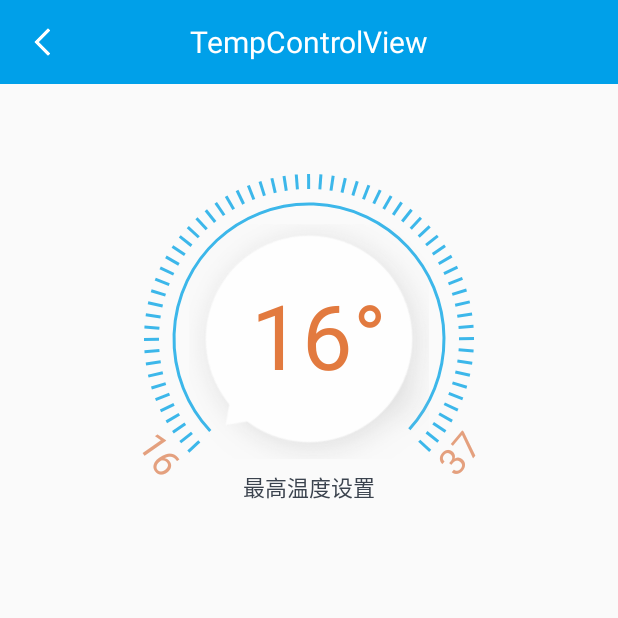
After one commit to I494941/MyDemo, an Android app: the TempControlViewActivity screen opened directly, with no data from a screen before it, on a phone screen of 412 x 824 dp, the top half of it. The commit adds this screen. Run offline under Robolectric (Android 15) with nearby library versions, the phone set to English and light mode, and no system bars; our stand-ins replace ButterKnife; libraries missing offline, so code that uses them is left out: com.readystatesoftware.systembartint.

Commit message:
TempControlView

```diff
--- a/app/src/main/AndroidManifest.xml
+++ b/app/src/main/AndroidManifest.xml
@@ -44,5 +44,9 @@
         <activity
             android:name=".activitys.fourLevelLinkage.FourLevelLinkageActivity"
             android:screenOrientation="portrait" />
+        <!--TempControlView-->
+        <activity
+            android:name=".activitys.tempControlView.TempControlViewActivity"
+            android:screenOrientation="portrait" />
     </application>
 </manifest>
--- a/app/src/main/java/com/example/a94941/mydemo/MainActivity.java
+++ b/app/src/main/java/com/example/a94941/mydemo/MainActivity.java
@@ -8,6 +8,7 @@ import com.example.a94941.mydemo.activitys.dropDownMenu.DropDownMenuActivity;
 import com.example.a94941.mydemo.activitys.fourLevelLinkage.FourLevelLinkageActivity;
 import com.example.a94941.mydemo.activitys.superTextView.SuperTextViewActivity;
 import com.example.a94941.mydemo.activitys.superTextViewDemo.SuperTextViewDemoActivity;
+import com.example.a94941.mydemo.activitys.tempControlView.TempControlViewActivity;
 import com.example.a94941.mydemo.activitys.viewPagerCards.ViewPagerCardsActivity;
 import com.example.a94941.mydemo.base.BaseAppManager;
 import com.example.a94941.mydemo.base.BaseToolbarActivity;
@@ -51,6 +52,10 @@ public class MainActivity extends BaseToolbarActivity {
         readyGo(FourLevelLinkageActivity.class);
     }
 
+    public void tempControlView(View view) {
+        readyGo(TempControlViewActivity.class);
+    }
+
     private long firstTime = 0;
 
     /**
--- /dev/null
+++ b/app/src/main/java/com/example/a94941/mydemo/activitys/tempControlView/TempControlView.java
@@ -0,0 +1,464 @@
+package com.example.a94941.mydemo.activitys.tempControlView;
+
+import android.content.Context;
+import android.graphics.Bitmap;
+import android.graphics.BitmapFactory;
+import android.graphics.Canvas;
+import android.graphics.Color;
+import android.graphics.Matrix;
+import android.graphics.Paint;
+import android.graphics.PaintFlagsDrawFilter;
+import android.graphics.RectF;
+import android.util.AttributeSet;
+import android.util.TypedValue;
+import android.view.MotionEvent;
+import android.view.View;
+
+import com.example.a94941.mydemo.R;
+/**
+ * Created by 94941 on 2018/1/3.
+ */
+public class TempControlView extends View {
+
+    // 控件宽
+    private int width;
+    // 控件高
+    private int height;
+    // 刻度盘半径
+    private int dialRadius;
+    // 圆弧半径
+    private int arcRadius;
+    // 刻度高
+    private int scaleHeight = dp2px(10);
+    // 刻度盘画笔
+    private Paint dialPaint;
+    // 圆弧画笔
+    private Paint arcPaint;
+    // 标题画笔
+    private Paint titlePaint;
+    // 温度标识画笔
+    private Paint tempFlagPaint;
+    // 旋转按钮画笔
+    private Paint buttonPaint;
+    // 温度显示画笔
+    private Paint tempPaint;
+    // 文本提示
+    private String title = "最高温度设置";
+    // 温度
+    private int temperature = 15;
+    // 最低温度
+    private int minTemp = 15;
+    // 最高温度
+    private int maxTemp = 30;
+    // 四格代表温度1度
+    private int angleRate = 4;
+    // 每格的角度
+    private float angleOne = (float) 270 / (maxTemp - minTemp) / angleRate;
+    // 按钮图片
+    private Bitmap buttonImage = BitmapFactory.decodeResource(getResources(),
+            R.mipmap.btn_rotate);
+    // 按钮图片阴影
+    private Bitmap buttonImageShadow = BitmapFactory.decodeResource(getResources(),
+            R.mipmap.btn_rotate_shadow);
+    // 抗锯齿
+    private PaintFlagsDrawFilter paintFlagsDrawFilter;
+    // 温度改变监听
+    private OnTempChangeListener onTempChangeListener;
+    // 控件点击监听
+    private OnClickListener onClickListener;
+
+    // 以下为旋转按钮相关
+
+    // 当前按钮旋转的角度
+    private float rotateAngle;
+    // 当前的角度
+    private float currentAngle;
+
+    public TempControlView(Context context) {
+        this(context, null);
+    }
+
+    public TempControlView(Context context, AttributeSet attrs) {
+        this(context, attrs, 0);
+    }
+
+    public TempControlView(Context context, AttributeSet attrs, int defStyleAttr) {
+        super(context, attrs, defStyleAttr);
+        init();
+    }
+
+    private void init() {
+        dialPaint = new Paint();
+        dialPaint.setAntiAlias(true);
+        dialPaint.setStrokeWidth(dp2px(2));
+        dialPaint.setStyle(Paint.Style.STROKE);
+
+        arcPaint = new Paint();
+        arcPaint.setAntiAlias(true);
+        arcPaint.setColor(Color.parseColor("#3CB7EA"));
+        arcPaint.setStrokeWidth(dp2px(2));
+        arcPaint.setStyle(Paint.Style.STROKE);
+
+        titlePaint = new Paint();
+        titlePaint.setAntiAlias(true);
+        titlePaint.setTextSize(sp2px(15));
+        titlePaint.setColor(Color.parseColor("#3B434E"));
+        titlePaint.setStyle(Paint.Style.STROKE);
+
+        tempFlagPaint = new Paint();
+        tempFlagPaint.setAntiAlias(true);
+        tempFlagPaint.setTextSize(sp2px(25));
+        tempFlagPaint.setColor(Color.parseColor("#E4A07E"));
+        tempFlagPaint.setStyle(Paint.Style.STROKE);
+
+        buttonPaint = new Paint();
+        tempFlagPaint.setAntiAlias(true);
+        paintFlagsDrawFilter = new PaintFlagsDrawFilter(0, Paint.ANTI_ALIAS_FLAG | Paint.FILTER_BITMAP_FLAG);
+
+        tempPaint = new Paint();
+        tempPaint.setAntiAlias(true);
+        tempPaint.setTextSize(sp2px(60));
+        tempPaint.setColor(Color.parseColor("#E27A3F"));
+        tempPaint.setStyle(Paint.Style.STROKE);
+    }
+
+    @Override
+    protected void onSizeChanged(int w, int h, int oldw, int oldh) {
+        super.onSizeChanged(w, h, oldw, oldh);
+        // 控件宽、高
+        width = height = Math.min(h, w);
+        // 刻度盘半径
+        dialRadius = width / 2 - dp2px(20);
+        // 圆弧半径
+        arcRadius = dialRadius - dp2px(20);
+    }
+
+    @Override
+    protected void onDraw(Canvas canvas) {
+        super.onDraw(canvas);
+        drawScale(canvas);
+        drawArc(canvas);
+        drawText(canvas);
+        drawButton(canvas);
+        drawTemp(canvas);
+    }
+
+    /**
+     * 绘制刻度盘
+     *
+     * @param canvas 画布
+     */
+    private void drawScale(Canvas canvas) {
+        canvas.save();
+        canvas.translate(getWidth() / 2, getHeight() / 2);
+        // 逆时针旋转135-2度
+        canvas.rotate(-133);
+        dialPaint.setColor(Color.parseColor("#3CB7EA"));
+        for (int i = 0; i < angleRate * (maxTemp - minTemp); i++) {
+            canvas.drawLine(0, -dialRadius, 0, -dialRadius + scaleHeight, dialPaint);
+            canvas.rotate(angleOne);
+        }
+
+        canvas.rotate(90);
+        dialPaint.setColor(Color.parseColor("#E37364"));
+        for (int i = 0; i < (temperature - minTemp) * angleRate; i++) {
+            canvas.drawLine(0, -dialRadius, 0, -dialRadius + scaleHeight, dialPaint);
+            canvas.rotate(angleOne);
+        }
+        canvas.restore();
+    }
+
+    /**
+     * 绘制刻度盘下的圆弧
+     *
+     * @param canvas 画布
+     */
+    private void drawArc(Canvas canvas) {
+        canvas.save();
+        canvas.translate(getWidth() / 2, getHeight() / 2);
+        canvas.rotate(135 + 2);
+        RectF rectF = new RectF(-arcRadius, -arcRadius, arcRadius, arcRadius);
+        canvas.drawArc(rectF, 0, 265, false, arcPaint);
+        canvas.restore();
+    }
+
+    /**
+     * 绘制标题与温度标识
+     *
+     * @param canvas 画布
+     */
+    private void drawText(Canvas canvas) {
+        canvas.save();
+
+        // 绘制标题
+        float titleWidth = titlePaint.measureText(title);
+        canvas.drawText(title, (width - titleWidth) / 2, dialRadius * 2 + dp2px(15), titlePaint);
+
+        // 绘制最小温度标识
+        // 最小温度如果小于10，显示为0x
+        String minTempFlag = minTemp < 10 ? "0" + minTemp : minTemp + "";
+        float tempFlagWidth = titlePaint.measureText(maxTemp + "");
+        canvas.rotate(55, width / 2, height / 2);
+        canvas.drawText(minTempFlag, (width - tempFlagWidth) / 2, height + dp2px(5), tempFlagPaint);
+
+        // 绘制最大温度标识
+        canvas.rotate(-105, width / 2, height / 2);
+        canvas.drawText(maxTemp + "", (width - tempFlagWidth) / 2, height + dp2px(5), tempFlagPaint);
+        canvas.restore();
+    }
+
+    /**
+     * 绘制旋转按钮
+     *
+     * @param canvas 画布
+     */
+    private void drawButton(Canvas canvas) {
+        // 按钮宽高
+        int buttonWidth = buttonImage.getWidth();
+        int buttonHeight = buttonImage.getHeight();
+        // 按钮阴影宽高
+        int buttonShadowWidth = buttonImageShadow.getWidth();
+        int buttonShadowHeight = buttonImageShadow.getHeight();
+
+        // 绘制按钮阴影
+        canvas.drawBitmap(buttonImageShadow, (width - buttonShadowWidth) / 2,
+                (height - buttonShadowHeight) / 2, buttonPaint);
+
+        Matrix matrix = new Matrix();
+        // 设置按钮位置
+        matrix.setTranslate(buttonWidth / 2, buttonHeight / 2);
+        // 设置旋转角度
+        matrix.preRotate(45 + rotateAngle);
+        // 按钮位置还原，此时按钮位置在左上角
+        matrix.preTranslate(-buttonWidth / 2, -buttonHeight / 2);
+        // 将按钮移到中心位置
+        matrix.postTranslate((width - buttonWidth) / 2, (height - buttonHeight) / 2);
+
+        //设置抗锯齿
+        canvas.setDrawFilter(paintFlagsDrawFilter);
+        canvas.drawBitmap(buttonImage, matrix, buttonPaint);
+    }
+
+    /**
+     * 绘制温度
+     *
+     * @param canvas 画布
+     */
+    private void drawTemp(Canvas canvas) {
+        canvas.save();
+        canvas.translate(getWidth() / 2, getHeight() / 2);
+
+        float tempWidth = tempPaint.measureText(temperature + "");
+        float tempHeight = (tempPaint.ascent() + tempPaint.descent()) / 2;
+        canvas.drawText(temperature + "°", -tempWidth / 2 - dp2px(5), -tempHeight, tempPaint);
+        canvas.restore();
+    }
+
+    private boolean isDown;
+    private boolean isMove;
+
+    @Override
+    public boolean onTouchEvent(MotionEvent event) {
+        switch (event.getAction()) {
+            case MotionEvent.ACTION_DOWN:
+                isDown = true;
+                float downX = event.getX();
+                float downY = event.getY();
+                currentAngle = calcAngle(downX, downY);
+                break;
+
+            case MotionEvent.ACTION_MOVE:
+                isMove = true;
+                float targetX;
+                float targetY;
+                downX = targetX = event.getX();
+                downY = targetY = event.getY();
+                float angle = calcAngle(targetX, targetY);
+
+                // 滑过的角度增量
+                float angleIncreased = angle - currentAngle;
+
+                // 防止越界
+                if (angleIncreased < -270) {
+                    angleIncreased = angleIncreased + 360;
+                } else if (angleIncreased > 270) {
+                    angleIncreased = angleIncreased - 360;
+                }
+
+                IncreaseAngle(angleIncreased);
+                currentAngle = angle;
+                invalidate();
+                break;
+
+            case MotionEvent.ACTION_CANCEL:
+            case MotionEvent.ACTION_UP: {
+                if (isDown) {
+                    if (isMove) {
+                        // 纠正指针位置
+                        rotateAngle = (float) ((temperature - minTemp) * angleRate * angleOne);
+                        invalidate();
+                        // 回调温度改变监听
+                        if (onTempChangeListener != null) {
+                            onTempChangeListener.change(temperature);
+                        }
+                        isMove = false;
+                    } else {
+                        // 点击事件
+                        if (onClickListener != null) {
+                            onClickListener.onClick(temperature);
+                        }
+                    }
+                    isDown = false;
+                }
+                break;
+            }
+        }
+        return true;
+    }
+
+    /**
+     * 以按钮圆心为坐标圆点，建立坐标系，求出(targetX, targetY)坐标与x轴的夹角
+     *
+     * @param targetX x坐标
+     * @param targetY y坐标
+     * @return (targetX, targetY)坐标与x轴的夹角
+     */
+    private float calcAngle(float targetX, float targetY) {
+        float x = targetX - width / 2;
+        float y = targetY - height / 2;
+        double radian;
+
+        if (x != 0) {
+            float tan = Math.abs(y / x);
+            if (x > 0) {
+                if (y >= 0) {
+                    radian = Math.atan(tan);
+                } else {
+                    radian = 2 * Math.PI - Math.atan(tan);
+                }
+            } else {
+                if (y >= 0) {
+                    radian = Math.PI - Math.atan(tan);
+                } else {
+                    radian = Math.PI + Math.atan(tan);
+                }
+            }
+        } else {
+            if (y > 0) {
+                radian = Math.PI / 2;
+            } else {
+                radian = -Math.PI / 2;
+            }
+        }
+        return (float) ((radian * 180) / Math.PI);
+    }
+
+    /**
+     * 增加旋转角度
+     *
+     * @param angle 增加的角度
+     */
+    private void IncreaseAngle(float angle) {
+        rotateAngle += angle;
+        if (rotateAngle < 0) {
+            rotateAngle = 0;
+        } else if (rotateAngle > 270) {
+            rotateAngle = 270;
+        }
+        // 加上0.5是为了取整时四舍五入
+        temperature = (int) ((rotateAngle / angleOne) / angleRate + 0.5) + minTemp;
+    }
+
+    /**
+     * 设置几格代表1度，默认4格
+     *
+     * @param angleRate 几格代表1度
+     */
+    public void setAngleRate(int angleRate) {
+        this.angleRate = angleRate;
+    }
+
+    /**
+     * 设置温度
+     *
+     * @param temp 设置的温度
+     */
+    public void setTemp(int temp) {
+        setTemp(minTemp, maxTemp, temp);
+    }
+
+    /**
+     * 设置温度
+     *
+     * @param minTemp 最小温度
+     * @param maxTemp 最大温度
+     * @param temp    设置的温度
+     */
+    public void setTemp(int minTemp, int maxTemp, int temp) {
+        this.minTemp = minTemp;
+        this.maxTemp = maxTemp;
+        if (temp < minTemp) {
+            this.temperature = minTemp;
+        } else {
+            this.temperature = temp;
+        }
+
+        // 计算旋转角度
+        rotateAngle = (float) ((temp - minTemp) * angleRate * angleOne);
+        // 计算每格的角度
+        angleOne = (float) 270 / (maxTemp - minTemp) / angleRate;
+        invalidate();
+    }
+
+    /**
+     * 设置温度改变监听
+     *
+     * @param onTempChangeListener 监听接口
+     */
+    public void setOnTempChangeListener(OnTempChangeListener onTempChangeListener) {
+        this.onTempChangeListener = onTempChangeListener;
+    }
+
+    /**
+     * 设置点击监听
+     *
+     * @param onClickListener 点击回调接口
+     */
+    public void setOnClickListener(OnClickListener onClickListener) {
+        this.onClickListener = onClickListener;
+    }
+
+    /**
+     * 温度改变监听接口
+     */
+    public interface OnTempChangeListener {
+        /**
+         * 回调方法
+         *
+         * @param temp 温度
+         */
+        void change(int temp);
+    }
+
+    /**
+     * 点击回调接口
+     */
+    public interface OnClickListener {
+        /**
+         * 点击回调方法
+         *
+         * @param temp 温度
+         */
+        void onClick(int temp);
+    }
+
+    public int dp2px(float dp) {
+        return (int) TypedValue.applyDimension(TypedValue.COMPLEX_UNIT_DIP, dp,
+                getResources().getDisplayMetrics());
+    }
+
+    private int sp2px(float sp) {
+        return (int) TypedValue.applyDimension(TypedValue.COMPLEX_UNIT_SP, sp,
+                getResources().getDisplayMetrics());
+    }
+}
--- /dev/null
+++ b/app/src/main/java/com/example/a94941/mydemo/activitys/tempControlView/TempControlViewActivity.java
@@ -0,0 +1,46 @@
+package com.example.a94941.mydemo.activitys.tempControlView;
+
+import android.widget.Toast;
+
+import com.example.a94941.mydemo.R;
+import com.example.a94941.mydemo.base.BaseToolbarActivity;
+
+import butterknife.BindView;
+
+/**
+ * Created by 94941 on 2018/1/3.
+ */
+
+public class TempControlViewActivity extends BaseToolbarActivity {
+
+    @BindView(R.id.temp_control)
+    TempControlView mTempControl;
+
+    @Override
+    protected int getContentViewLayoutID() {
+        return R.layout.activity_tempcontrol_view;
+    }
+
+    @Override
+    protected void initViewsAndEvents() {
+        mTvTitle.setText("TempControlView");
+
+        // 设置三格代表温度1度
+        mTempControl.setAngleRate(3);
+        mTempControl.setTemp(16, 37, 16);
+
+        mTempControl.setOnTempChangeListener(new TempControlView.OnTempChangeListener() {
+            @Override
+            public void change(int temp) {
+                Toast.makeText(mContext, temp + "°", Toast.LENGTH_SHORT).show();
+            }
+        });
+
+        mTempControl.setOnClickListener(new TempControlView.OnClickListener() {
+            @Override
+            public void onClick(int temp) {
+                Toast.makeText(mContext, temp + "°", Toast.LENGTH_SHORT).show();
+            }
+        });
+    }
+}
--- /dev/null
+++ b/app/src/main/res/layout/activity_tempcontrol_view.xml
@@ -0,0 +1,27 @@
+<?xml version="1.0" encoding="utf-8"?>
+<LinearLayout xmlns:android="http://schemas.android.com/apk/res/android"
+    xmlns:app="http://schemas.android.com/apk/res-auto"
+    android:layout_width="match_parent"
+    android:layout_height="match_parent"
+    android:fitsSystemWindows="true"
+    android:gravity="center_horizontal"
+    android:orientation="vertical">
+
+    <android.support.design.widget.AppBarLayout
+        android:layout_width="match_parent"
+        android:layout_height="wrap_content"
+        app:elevation="0dp">
+
+        <include
+            layout="@layout/common_toolbar"
+            android:layout_width="match_parent"
+            android:layout_height="wrap_content" />
+    </android.support.design.widget.AppBarLayout>
+
+    <com.example.a94941.mydemo.activitys.tempControlView.TempControlView
+        android:id="@+id/temp_control"
+        android:layout_width="260dp"
+        android:layout_height="260dp"
+        android:layout_centerInParent="true"
+        android:layout_marginTop="40dp" />
+</LinearLayout>
```
Also changed, not shown: app/src/main/res/layout/activity_main.xml (+11 -0 lines), app/src/main/res/mipmap-xhdpi/btn_rotate.png (added), app/src/main/res/mipmap-xhdpi/btn_rotate_shadow.png (added).
